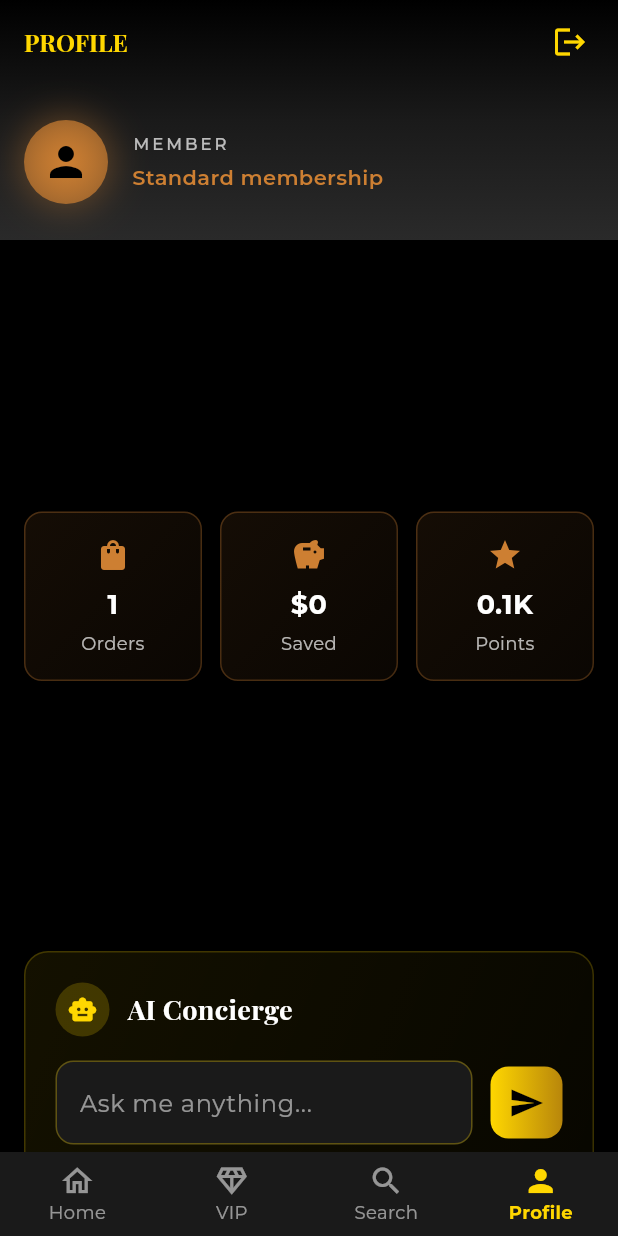
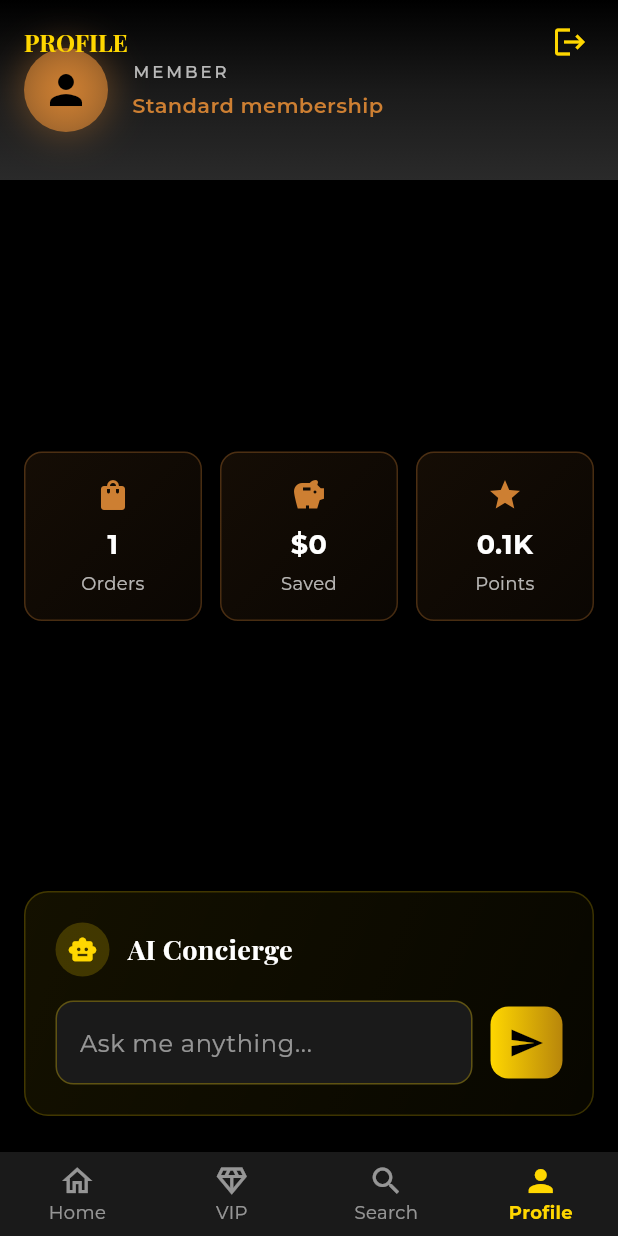
Before and after one commit to EMEDAT/vipShopper, a Flutter app: the HomeScreen screen opened directly, item 4 of the bottom bar chosen, on a phone screen of 412 x 824 dp. Run offline on Flutter 3.47's test engine with Material 3 defaults, Android fonts, the phone set to English and light mode, and no system bars; our stand-ins replace cached_network_image, google_fonts, shared_preferences; accounts and stored records are empty; network calls fail.

Commit message:
feat: Enhance UI responsiveness and improve VIP product display; refine tier color logic and dynamic stats

```diff
--- a/vip_shopper_app/lib/screens/home/home_screen.dart
+++ b/vip_shopper_app/lib/screens/home/home_screen.dart
@@ -280,61 +280,60 @@ class _HomeScreenState extends State<HomeScreen> with TickerProviderStateMixin {
                 gradient: LinearGradient(
                     begin: Alignment.topCenter,
                     end: Alignment.bottomCenter,
-                    colors: [
-                      Color(0xFF000000),
-                      Color(0xFF1A1A1A),
-                      Color(0xFF2A2A2A),
-                    ],
+                    colors: [Color(0xFF000000), Color(0xFF1A1A1A), Color(0xFF2A2A2A)],
                 ),
                 ),
                 child: SafeArea(
-                  child: Padding(
-                    padding: ResponsiveGrid.getHeaderPadding(context),
-                    child: Column(
-                      crossAxisAlignment: CrossAxisAlignment.start,
-                      children: [
-                        Row(
+                child: LayoutBuilder(
+                    builder: (context, constraints) {
+                    // Calculate available space
+                    final availableHeight = constraints.maxHeight;
+                    final isSmallScreen = availableHeight < 180;
+
+                    return Padding(
+                        padding: EdgeInsets.only(
+                        top: availableHeight * 0.2, // Dynamic top based on available height
+                        left: 16,
+                        right: 16,
+                        bottom: 8,
+                        ),
+                        child: Row(
+                        crossAxisAlignment: CrossAxisAlignment.center,
                         children: [
                             Container(
-                              padding: const EdgeInsets.all(12),
+                            padding: EdgeInsets.all(isSmallScreen ? 8 : 12),
                             decoration: BoxDecoration(
                                 shape: BoxShape.circle,
                                 gradient: const RadialGradient(
                                 colors: [Color(0xFFFFD700), Color(0xFFB8860B)],
                                 ),
-                                boxShadow: [
-                                  BoxShadow(
-                                    color: const Color(0xFFFFD700).withOpacity(0.4),
-                                    blurRadius: 20,
-                                    spreadRadius: 2,
                             ),
-                                ],
-                              ),
-                              child: const Icon(
+                            child: Icon(
                                 Icons.diamond,
+                                size: isSmallScreen ? 16 : 24,
                                 color: Colors.black,
-                                size: 24,
                             ),
                             ),
-                            const SizedBox(width: 16),
+                            SizedBox(width: isSmallScreen ? 8 : 16),
                             Expanded(
                             child: Column(
                                 crossAxisAlignment: CrossAxisAlignment.start,
+                                mainAxisAlignment: MainAxisAlignment.center,
+                                mainAxisSize: MainAxisSize.min,
                                 children: [
                                 Text(
-                                    'Welcome to',
+                                'Welcome To',
                                 style: GoogleFonts.montserrat(
                                     color: Colors.white70,
-                                      fontSize: 16,
+                                    fontSize: isSmallScreen ? 12 : 14,
                                 ),
                                 ),
                                 Text(
                                 'LUXURY COLLECTION',
                                 style: GoogleFonts.playfairDisplay(
                                     color: const Color(0xFFFFD700),
-                                      fontSize: 18,
+                                    fontSize: isSmallScreen ? 14 : 16,
                                     fontWeight: FontWeight.bold,
-                                      letterSpacing: 1.2,
                                 ),
                                 ),
                                 ],
@@ -342,18 +341,8 @@ class _HomeScreenState extends State<HomeScreen> with TickerProviderStateMixin {
                             ),
                         ],
                         ),
-                        const SizedBox(height: 16),
-                        const SizedBox(height: 8),
-                        Text(
-                          'Discover premium products crafted for the discerning few',
-                          style: GoogleFonts.montserrat(
-                            color: Colors.white60,
-                            fontSize: 14,
-                            height: 1.5,
-                          ),
-                        ),
-                      ],
-                    ),
+                    );
+                    },
                 ),
                 ),
             ),
--- a/vip_shopper_app/lib/screens/home/profile_screen.dart
+++ b/vip_shopper_app/lib/screens/home/profile_screen.dart
@@ -92,18 +92,17 @@ class _ProfileScreenState extends State<ProfileScreen>
     }
   }
 
-  // FIXED: Better platinum color and tier colors
   Color get _tierColor {
     switch (_currentUser?.vipTier) {
       case 'platinum':
-        return const Color(0xFFD4E6F1); // Better platinum blue-silver
+        return const Color(0xFFD4E6F1);
       case 'gold':
-        return const Color(0xFFFFD700); // Gold
+        return const Color(0xFFFFD700);
       case 'silver':
-        return const Color(0xFFC0C0C0); // Silver
+        return const Color(0xFFC0C0C0);
       case 'bronze':
       default:
-        return const Color(0xFFCD7F32); // Bronze
+        return const Color(0xFFCD7F32);
     }
   }
 
@@ -113,41 +112,38 @@ class _ProfileScreenState extends State<ProfileScreen>
         .toList() ?? ['Basic membership benefits'];
   }
 
-  // FIXED: Dynamic stats based on user tier and spending
   Map<String, String> get _userStats {
     final totalSpent = _currentUser?.totalSpent ?? 0;
     final tier = _currentUser?.vipTier ?? 'bronze';
 
-    // Calculate realistic stats based on tier and spending
     int orders;
     String saved;
     String points;
 
     switch (tier) {
       case 'platinum':
-        orders = (totalSpent / 200).round(); // $200 avg per order
-        saved = '\$${(totalSpent * 0.20).round()}'; // 20% cashback
-        points = '${((totalSpent / 10) * 1.5).round()}K'; // 1.5x points
+        orders = (totalSpent / 200).round();
+        saved = '\$${(totalSpent * 0.20).round()}';
+        points = '${((totalSpent / 10) * 1.5).round()}K';
         break;
       case 'gold':
-        orders = (totalSpent / 150).round(); // $150 avg per order
-        saved = '\$${(totalSpent * 0.15).round()}'; // 15% cashback
-        points = '${((totalSpent / 10) * 1.2).round()}K'; // 1.2x points
+        orders = (totalSpent / 150).round();
+        saved = '\$${(totalSpent * 0.15).round()}';
+        points = '${((totalSpent / 10) * 1.2).round()}K';
         break;
       case 'silver':
-        orders = (totalSpent / 100).round(); // $100 avg per order
-        saved = '\$${(totalSpent * 0.10).round()}'; // 10% cashback
-        points = '${(totalSpent / 10).round()}K'; // Standard points
+        orders = (totalSpent / 100).round();
+        saved = '\$${(totalSpent * 0.10).round()}';
+        points = '${(totalSpent / 10).round()}K';
         break;
       case 'bronze':
       default:
-        orders = (totalSpent / 75).round(); // $75 avg per order
-        saved = '\$${(totalSpent * 0.05).round()}'; // 5% cashback
-        points = '${(totalSpent / 15).round()}K'; // Lower points rate
+        orders = (totalSpent / 75).round();
+        saved = '\$${(totalSpent * 0.05).round()}';
+        points = '${(totalSpent / 15).round()}K';
         break;
     }
 
-    // Ensure minimum realistic values
     orders = orders < 1 ? 1 : orders;
     if (saved == '\$0') saved = '\$0';
     if (points == '0K') points = '0.1K';
@@ -338,7 +334,7 @@ class _ProfileScreenState extends State<ProfileScreen>
       );
     }
 
-    final stats = _userStats; // Get dynamic stats
+    final stats = _userStats;
 
     return Scaffold(
       backgroundColor: Colors.black,
@@ -357,7 +353,8 @@ class _ProfileScreenState extends State<ProfileScreen>
               style: GoogleFonts.playfairDisplay(
                 fontWeight: FontWeight.bold,
                 color: const Color(0xFFFFD700),
-                fontSize: ResponsiveGrid.getTitleFontSize(context),              ),
+                fontSize: ResponsiveGrid.getTitleFontSize(context),
+              ),
             ),
             centerTitle: false,
             actions: [
@@ -381,9 +378,9 @@ class _ProfileScreenState extends State<ProfileScreen>
                   ),
                 ),
                 child: SafeArea(
+                  child: Center(
                     child: Padding(
-                    // FIXED: Reduced top padding from 80 to 60 to lift content upward
-                    padding: ResponsiveGrid.getHeaderPadding(context),
+                      padding: const EdgeInsets.symmetric(horizontal: 16),
                       child: Row(
                         crossAxisAlignment: CrossAxisAlignment.center,
                         children: [
@@ -413,6 +410,7 @@ class _ProfileScreenState extends State<ProfileScreen>
                             child: Column(
                               crossAxisAlignment: CrossAxisAlignment.start,
                               mainAxisAlignment: MainAxisAlignment.center,
+                              mainAxisSize: MainAxisSize.min,
                               children: [
                                 Text(
                                   _tierDisplayName,
@@ -436,6 +434,7 @@ class _ProfileScreenState extends State<ProfileScreen>
                             ),
                           ),
                         ],
+                      ),
                     ),
                   ),
                 ),
@@ -567,7 +566,6 @@ class _ProfileScreenState extends State<ProfileScreen>
 
                 const SizedBox(height: 24),
 
-                // FIXED: Dynamic stats based on user tier and spending
                 Row(
                   children: [
                     Expanded(
--- a/vip_shopper_app/lib/utils/responsive_grid.dart
+++ b/vip_shopper_app/lib/utils/responsive_grid.dart
@@ -51,7 +51,7 @@ class ResponsiveGrid {
     } else if (screenWidth > 500) {
       return 180.0; // Medium screens
     } else {
-      return screenHeight < 700 ? 140.0 : 160.0; // Small screens
+      return screenHeight < 700 ? 100.0 : 120.0; // Small screens
     }
   }
 
```
Also changed, not shown: vip_shopper_app/lib/widgets/vip_products_screen.dart (+32 -59 lines). Lines whose indentation alone changed are shown as unchanged.
